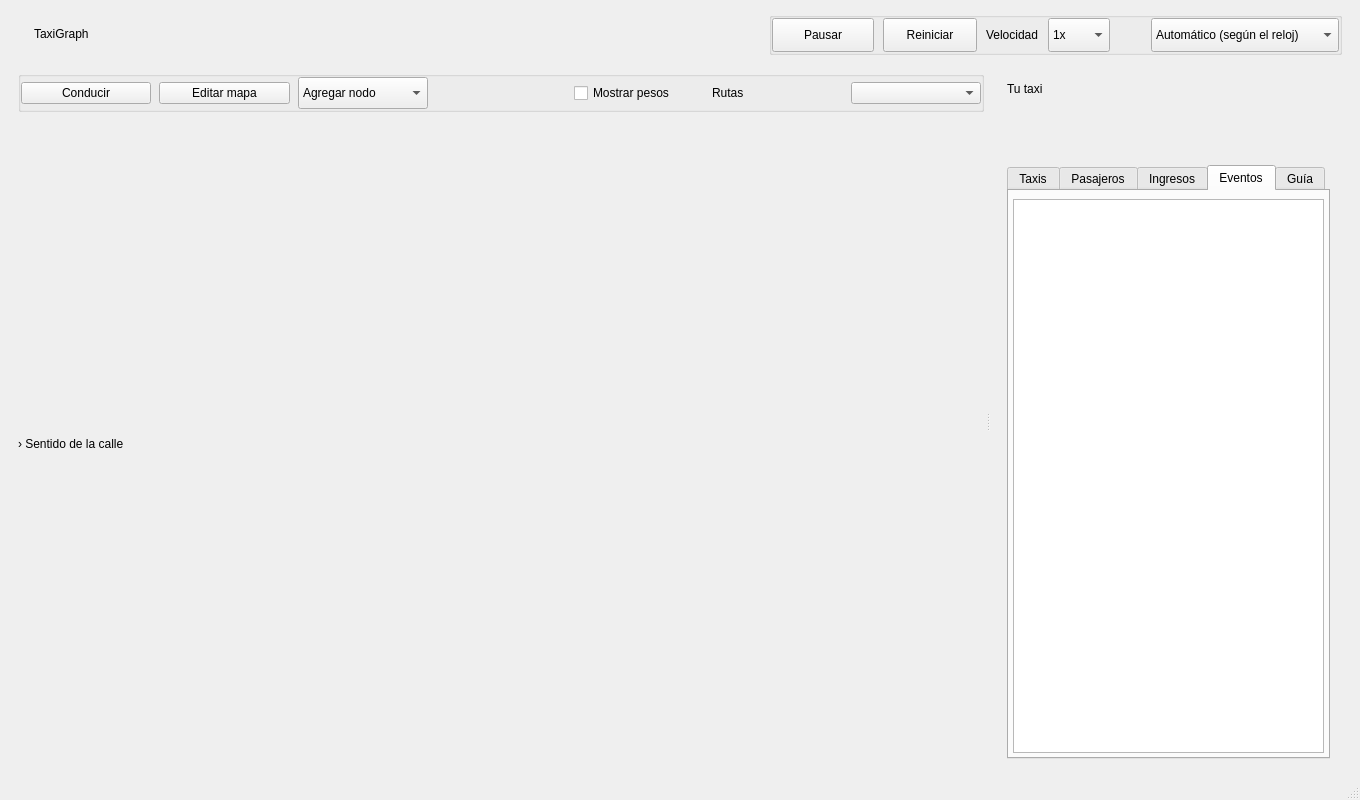
TheSanFr/Simulador-Taxis, file mainwindow.ui: the form before one commit.
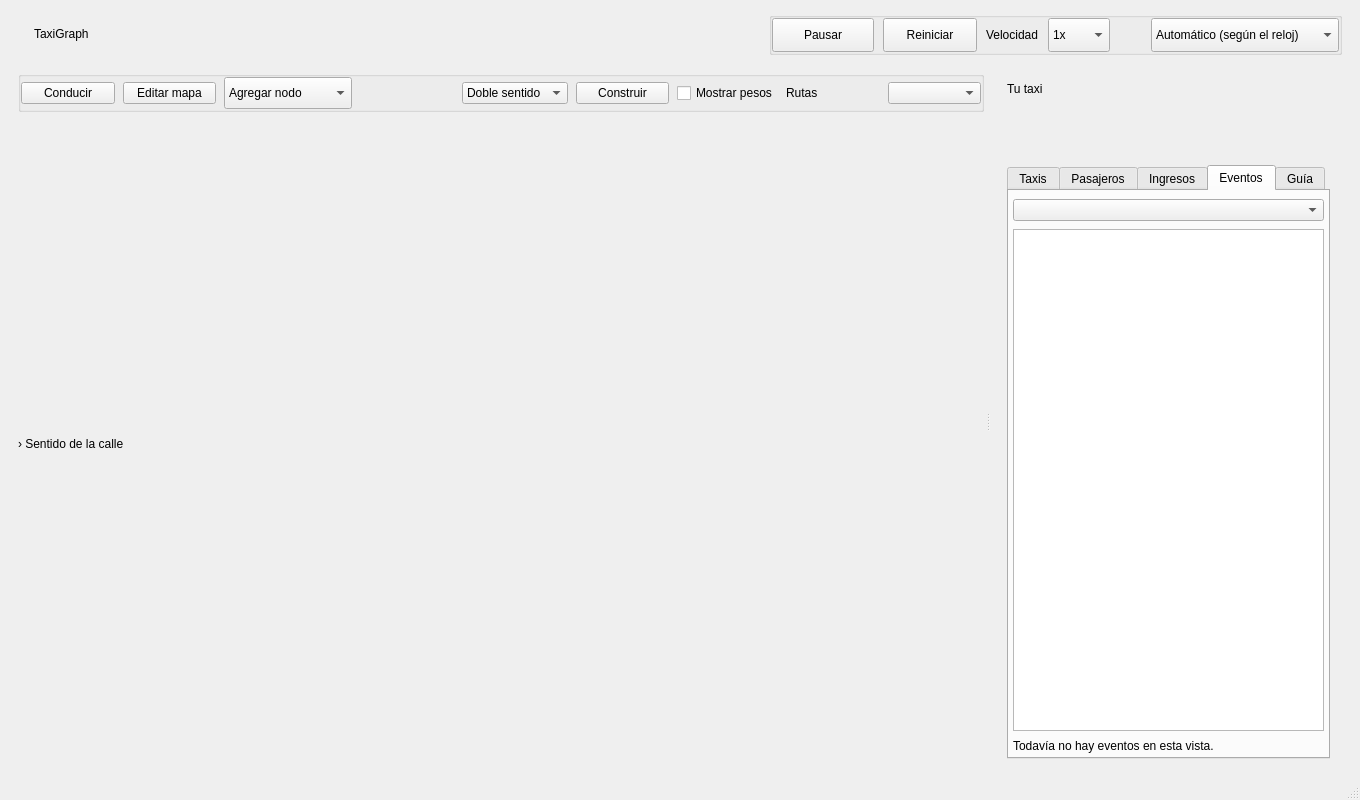
The form after the commit. The open tabs and pages were chosen to show the change.

```diff
--- a/mainwindow.ui
+++ b/mainwindow.ui
@@ -368,6 +368,33 @@
              </property>
             </widget>
            </item>
+           <item>
+            <widget class="QComboBox" name="comboSentidoCalle">
+             <property name="accessibleName">
+              <string>Sentido de la calle</string>
+             </property>
+             <item>
+              <property name="text">
+               <string>Doble sentido</string>
+              </property>
+             </item>
+             <item>
+              <property name="text">
+               <string>Un sentido</string>
+              </property>
+             </item>
+            </widget>
+           </item>
+           <item>
+            <widget class="QPushButton" name="btnConstruirCalle">
+             <property name="text">
+              <string>Construir</string>
+             </property>
+             <property name="toolTip">
+              <string>Confirma la calle y los cruces de la vista previa. Atajo: Enter.</string>
+             </property>
+            </widget>
+           </item>
            <item>
             <widget class="QCheckBox" name="chkWeights">
              <property name="text">
@@ -719,8 +746,34 @@
              <number>4</number>
             </property>
             <item>
-             <widget class="QTextEdit" name="txtLog">
-              <property name="readOnly">
+             <widget class="QComboBox" name="comboFiltroEventos">
+              <property name="accessibleName">
+               <string>Filtrar eventos</string>
+              </property>
+             </widget>
+            </item>
+            <item>
+             <widget class="QListWidget" name="listaEventos">
+              <property name="accessibleName">
+               <string>Historial de eventos</string>
+              </property>
+              <property name="wordWrap">
+               <bool>true</bool>
+              </property>
+              <property name="horizontalScrollBarPolicy">
+               <enum>Qt::ScrollBarAlwaysOff</enum>
+              </property>
+              <property name="verticalScrollMode">
+               <enum>QAbstractItemView::ScrollPerPixel</enum>
+              </property>
+             </widget>
+            </item>
+            <item>
+             <widget class="QLabel" name="lblEventosVacio">
+              <property name="text">
+               <string>Todavía no hay eventos en esta vista.</string>
+              </property>
+              <property name="wordWrap">
                <bool>true</bool>
               </property>
              </widget>
```
